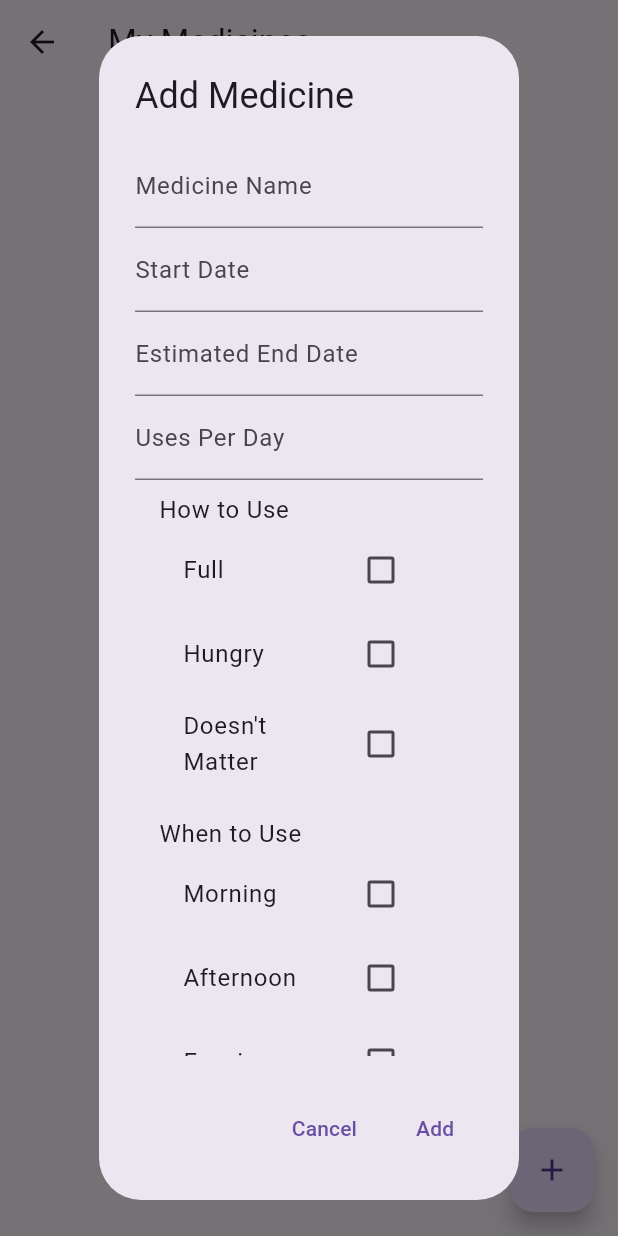
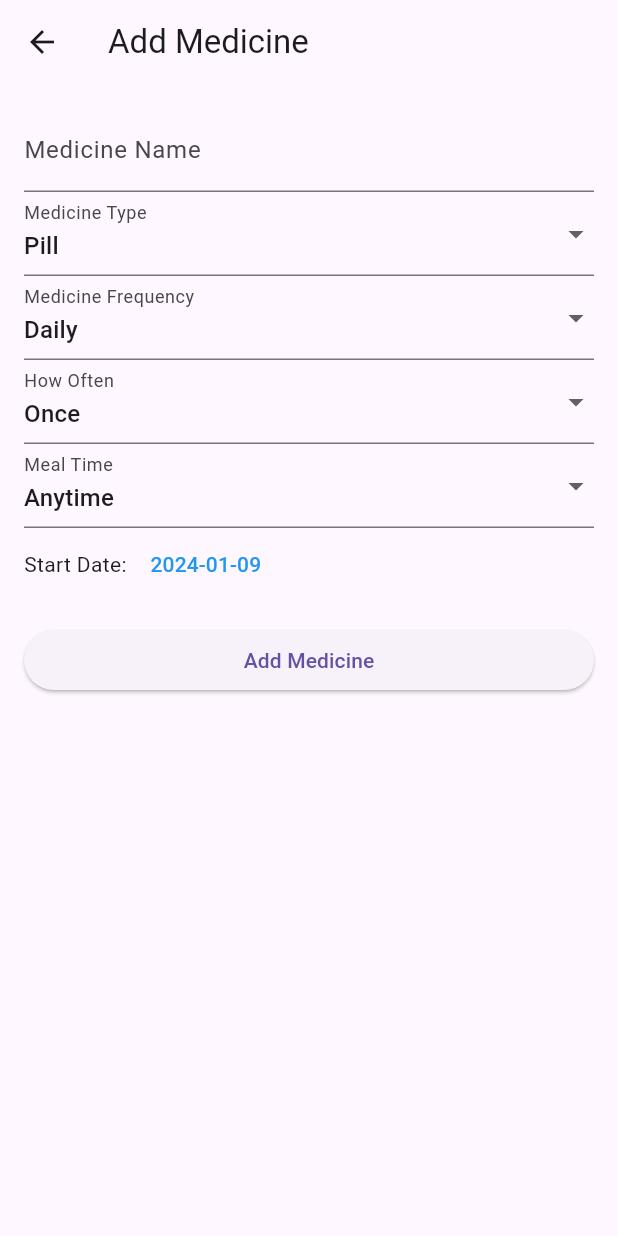
Before and after one commit to AysegulTerzi/medication-assistant, a Flutter app: the MyMedicinesPage screen opened directly, after a tap on the "add" icon, on a phone screen of 412 x 824 dp. Run offline on Flutter 3.47's test engine with Material 3 defaults, Android fonts, the phone set to English and light mode, and no system bars; our stand-ins replace flutter_slidable, font_awesome_flutter, shared_preferences; accounts and stored records are empty.

Commit message:
medicines and dependencies

```diff
--- a/lib/my_medicines.dart
+++ b/lib/my_medicines.dart
@@ -1,22 +1,82 @@
+import 'dart:convert';
 import 'package:flutter/material.dart';
+import 'package:flutter_slidable/flutter_slidable.dart';
 import 'package:shared_preferences/shared_preferences.dart';
+import 'package:intl/intl.dart';
+
+enum MedicineType {
+  Pill,
+  Injection,
+  Liquid,
+  Drop,
+  Powder,
+}
+
+enum MedicineFrequency {
+  Daily,
+  EveryOtherDay,
+  EveryThreeDays,
+}
+
+enum MedicineHowOften {
+  Once,
+  Twice,
+  Thrice,
+}
+
+enum MealTime {
+  BeforeMeal,
+  AfterMeal,
+  Anytime,
+}
 
 class Medicine {
   String name = '';
+  MedicineType type = MedicineType.Pill;
+  MedicineFrequency frequency = MedicineFrequency.Daily;
+  MedicineHowOften howOften = MedicineHowOften.Once;
+  MealTime mealTime = MealTime.Anytime;
   DateTime startDate = DateTime.now();
-  DateTime? estimatedEndDate;
-  int usesPerDay = 1;
-  String howToUse = '';
-  String whenToUse = '';
 
   Medicine({
     required this.name,
+    required this.type,
+    required this.frequency,
+    required this.howOften,
+    required this.mealTime,
     required this.startDate,
-    this.estimatedEndDate,
-    required this.usesPerDay,
-    required this.howToUse,
-    required this.whenToUse,
   });
+
+  // JSON Serialization
+  Map<String, dynamic> toJson() {
+    // Sıfırlanmış DateTime nesnesi oluştur
+    DateTime zeroedDateTime =
+        DateTime(startDate.year, startDate.month, startDate.day);
+
+    return {
+      'name': name,
+      'type': type.index,
+      'frequency': frequency.index,
+      'howOften': howOften.index,
+      'mealTime': mealTime.index,
+      'startDate': DateFormat('yyyy-MM-dd').format(zeroedDateTime),
+    };
+  }
+
+  // JSON Deserialization
+  factory Medicine.fromJson(Map<String, dynamic> json) {
+    return Medicine(
+      name: json['name'] ?? '',
+      type: MedicineType.values[json['type']] ?? MedicineType.Pill,
+      frequency: MedicineFrequency.values[json['frequency']] ??
+          MedicineFrequency.Daily,
+      howOften:
+          MedicineHowOften.values[json['howOften']] ?? MedicineHowOften.Once,
+      mealTime: MealTime.values[json['mealTime']] ?? MealTime.Anytime,
+      startDate:
+          DateTime.parse(json['startDate'] ?? DateTime.now().toIso8601String()),
+    );
+  }
 }
 
 class MyMedicinesPage extends StatefulWidget {
@@ -26,16 +86,7 @@ class MyMedicinesPage extends StatefulWidget {
 
 class _MyMedicinesPageState extends State<MyMedicinesPage> {
   List<Medicine> medicines = [];
-
-  TextEditingController nameController = TextEditingController();
-  TextEditingController startDateController = TextEditingController();
-  TextEditingController estimatedEndDateController = TextEditingController();
-  TextEditingController usesPerDayController = TextEditingController();
-
-  String selectedHowToUse = '';
-  String selectedWhenToUse = '';
-
-  Medicine? selectedMedicine;
+  late SharedPreferences prefs;
 
   @override
   void initState() {
@@ -49,10 +100,7 @@ class _MyMedicinesPageState extends State<MyMedicinesPage> {
       appBar: AppBar(
         title: Text('My Medicines'),
       ),
-      body: Container(
-        margin: EdgeInsets.symmetric(horizontal: 16.0),
-        child: _buildMedicinesList(),
-      ),
+      body: _buildMedicinesList(),
       floatingActionButton: FloatingActionButton(
         onPressed: () {
           _showAddMedicineDialog();
@@ -66,8 +114,11 @@ class _MyMedicinesPageState extends State<MyMedicinesPage> {
     return ListView.builder(
       itemCount: medicines.length,
       itemBuilder: (context, index) {
-        return Card(
-          color: Color.fromARGB(255, 102, 222, 243),
+        return Slidable(
+          actionPane: SlidableDrawerActionPane(),
+          actionExtentRatio: 0.25,
+          child: Card(
+            color: Colors.grey[200],
             child: ListTile(
               onTap: () {
                 _showMedicineDetails(medicines[index]);
@@ -76,184 +127,27 @@ class _MyMedicinesPageState extends State<MyMedicinesPage> {
               subtitle: Column(
                 crossAxisAlignment: CrossAxisAlignment.start,
                 children: [
+                  Text(
+                      'Type: ${medicines[index].type.toString().split('.').last}'),
+                  Text(
+                      'Frequency: ${medicines[index].frequency.toString().split('.').last}'),
+                  Text(
+                      'How Often: ${medicines[index].howOften.toString().split('.').last}'),
+                  Text(
+                      'Meal Time: ${medicines[index].mealTime.toString().split('.').last}'),
                   Text('Start Date: ${medicines[index].startDate.toLocal()}'),
-                Text('How to Use: ${medicines[index].howToUse}'),
-                Text('When to Use: ${medicines[index].whenToUse}'),
-              ],
-            ),
-            trailing: Row(
-              mainAxisSize: MainAxisSize.min,
-              children: [
-                IconButton(
-                  icon: Icon(Icons.delete),
-                  onPressed: () {
-                    _deleteMedicine(index);
-                  },
-                ),
                 ],
               ),
             ),
-        );
+          ),
+          secondaryActions: [
+            IconSlideAction(
+              caption: 'Delete',
+              color: Colors.red,
+              icon: Icons.delete,
+              onTap: () {
+                _deleteMedicine(index);
               },
-    );
-  }
-
-  void _showAddMedicineDialog() {
-    showDialog(
-      context: context,
-      builder: (context) {
-        return AlertDialog(
-          title: Text('Add Medicine'),
-          content: SingleChildScrollView(
-            child: Column(
-              children: [
-                TextField(
-                  controller: nameController,
-                  decoration: InputDecoration(labelText: 'Medicine Name'),
-                ),
-                TextField(
-                  controller: startDateController,
-                  decoration: InputDecoration(labelText: 'Start Date'),
-                  onTap: () async {
-                    DateTime? pickedDate = await showDatePicker(
-                      context: context,
-                      initialDate: DateTime.now(),
-                      firstDate: DateTime.now(),
-                      lastDate: DateTime(2101),
-                    );
-
-                    if (pickedDate != null && pickedDate != DateTime.now()) {
-                      setState(() {
-                        startDateController.text = pickedDate.toString();
-                      });
-                    }
-                  },
-                ),
-                TextField(
-                  controller: estimatedEndDateController,
-                  decoration: InputDecoration(labelText: 'Estimated End Date'),
-                  onTap: () async {
-                    DateTime? pickedDate = await showDatePicker(
-                      context: context,
-                      initialDate: DateTime.now(),
-                      firstDate: DateTime.now(),
-                      lastDate: DateTime(2101),
-                    );
-
-                    if (pickedDate != null && pickedDate != DateTime.now()) {
-                      setState(() {
-                        estimatedEndDateController.text = pickedDate.toString();
-                      });
-                    }
-                  },
-                ),
-                TextField(
-                  controller: usesPerDayController,
-                  keyboardType: TextInputType.number,
-                  decoration: InputDecoration(labelText: 'Uses Per Day'),
-                ),
-                ListTile(
-                  title: Text('How to Use'),
-                  subtitle: Column(
-                    children: [
-                      CheckboxListTile(
-                        title: Text('Full'),
-                        value: selectedHowToUse == 'Full',
-                        onChanged: (bool? value) {
-                          setState(() {
-                            selectedHowToUse = value! ? 'Full' : '';
-                          });
-                        },
-                      ),
-                      CheckboxListTile(
-                        title: Text('Hungry'),
-                        value: selectedHowToUse == 'Hungry',
-                        onChanged: (bool? value) {
-                          setState(() {
-                            selectedHowToUse = value! ? 'Hungry' : '';
-                          });
-                        },
-                      ),
-                      CheckboxListTile(
-                        title: Text("Doesn't Matter"),
-                        value: selectedHowToUse == "Doesn't Matter",
-                        onChanged: (bool? value) {
-                          setState(() {
-                            selectedHowToUse = value! ? "Doesn't Matter" : '';
-                          });
-                        },
-                      ),
-                    ],
-                  ),
-                ),
-                ListTile(
-                  title: Text('When to Use'),
-                  subtitle: Column(
-                    children: [
-                      CheckboxListTile(
-                        title: Text('Morning'),
-                        value: selectedWhenToUse == 'Morning',
-                        onChanged: (bool? value) {
-                          setState(() {
-                            selectedWhenToUse = value! ? 'Morning' : '';
-                          });
-                        },
-                      ),
-                      CheckboxListTile(
-                        title: Text('Afternoon'),
-                        value: selectedWhenToUse == 'Afternoon',
-                        onChanged: (bool? value) {
-                          setState(() {
-                            selectedWhenToUse = value! ? 'Afternoon' : '';
-                          });
-                        },
-                      ),
-                      CheckboxListTile(
-                        title: Text('Evening'),
-                        value: selectedWhenToUse == 'Evening',
-                        onChanged: (bool? value) {
-                          setState(() {
-                            selectedWhenToUse = value! ? 'Evening' : '';
-                          });
-                        },
-                      ),
-                      CheckboxListTile(
-                        title: Text('Night'),
-                        value: selectedWhenToUse == 'Night',
-                        onChanged: (bool? value) {
-                          setState(() {
-                            selectedWhenToUse = value! ? 'Night' : '';
-                          });
-                        },
-                      ),
-                      CheckboxListTile(
-                        title: Text("Doesn't Matter"),
-                        value: selectedWhenToUse == "Doesn't Matter",
-                        onChanged: (bool? value) {
-                          setState(() {
-                            selectedWhenToUse = value! ? "Doesn't Matter" : '';
-                          });
-                        },
-                      ),
-                    ],
-                  ),
-                ),
-              ],
-            ),
-          ),
-          actions: [
-            TextButton(
-              onPressed: () {
-                Navigator.pop(context);
-              },
-              child: Text('Cancel'),
-            ),
-            TextButton(
-              onPressed: () {
-                _addMedicine();
-                Navigator.pop(context);
-              },
-              child: Text('Add'),
             ),
           ],
         );
@@ -261,29 +155,29 @@ class _MyMedicinesPageState extends State<MyMedicinesPage> {
     );
   }
 
-  void _addMedicine() {
-    Medicine newMedicine = Medicine(
-      name: nameController.text,
-      startDate: DateTime.parse(startDateController.text),
-      estimatedEndDate: estimatedEndDateController.text.isNotEmpty
-          ? DateTime.parse(estimatedEndDateController.text)
-          : null,
-      usesPerDay: int.tryParse(usesPerDayController.text) ?? 1,
-      howToUse: selectedHowToUse,
-      whenToUse: selectedWhenToUse,
+  void _showAddMedicineDialog() {
+    Navigator.push(
+      context,
+      MaterialPageRoute(
+        builder: (context) => MedicineDetailsPage(
+          onDetailsSubmitted: (newMedicine) {
+            _addMedicine(newMedicine);
+          },
+        ),
+      ),
     );
+  }
 
+  void _addMedicine(Medicine newMedicine) {
     setState(() {
       medicines.add(newMedicine);
-      selectedHowToUse = '';
-      selectedWhenToUse = '';
-      _clearControllers();
+    });
+
+    // SharedPreferences ile ilaçları kaydetme
     _saveMedicines();
-    });
   }
 
   void _showMedicineDetails(Medicine medicine) {
-    selectedMedicine = medicine;
     showDialog(
       context: context,
       builder: (context) {
@@ -293,11 +187,14 @@ class _MyMedicinesPageState extends State<MyMedicinesPage> {
             crossAxisAlignment: CrossAxisAlignment.start,
             children: [
               Text('Name: ${medicine.name}'),
+              Text('Type: ${medicine.type.toString().split('.').last}'),
+              Text(
+                  'Frequency: ${medicine.frequency.toString().split('.').last}'),
+              Text(
+                  'How Often: ${medicine.howOften.toString().split('.').last}'),
+              Text(
+                  'Meal Time: ${medicine.mealTime.toString().split('.').last}'),
               Text('Start Date: ${medicine.startDate.toLocal()}'),
-              Text('Estimated End Date: ${medicine.estimatedEndDate?.toLocal() ?? 'Not specified'}'),
-              Text('Uses Per Day: ${medicine.usesPerDay}'),
-              Text('How to Use: ${medicine.howToUse}'),
-              Text('When to Use: ${medicine.whenToUse}'),
             ],
           ),
           actions: [
@@ -313,45 +210,187 @@ class _MyMedicinesPageState extends State<MyMedicinesPage> {
     );
   }
 
+  // SharedPreferences'ten ilaçları yükleme
+  void _loadMedicines() async {
+    prefs = await SharedPreferences.getInstance();
+    List<String>? medicineStrings = prefs.getStringList('medicinesKey');
+    if (medicineStrings != null) {
+      setState(() {
+        medicines = medicineStrings
+            .map((jsonString) => Medicine.fromJson(json.decode(jsonString)))
+            .toList();
+      });
+    }
+  }
+
+  // SharedPreferences'e ilaçları kaydetme
+  void _saveMedicines() {
+    List<String> medicineStrings =
+        medicines.map((medicine) => json.encode(medicine.toJson())).toList();
+    prefs.setStringList('medicinesKey', medicineStrings);
+  }
+
+  // İlaç silme işlemi
   void _deleteMedicine(int index) {
     setState(() {
       medicines.removeAt(index);
+    });
+
+    // SharedPreferences ile güncel ilaçları kaydetme
     _saveMedicines();
+  }
+}
+
+class MedicineDetailsPage extends StatefulWidget {
+  final Function(Medicine) onDetailsSubmitted;
+
+  MedicineDetailsPage({required this.onDetailsSubmitted});
+
+  @override
+  _MedicineDetailsPageState createState() => _MedicineDetailsPageState();
+}
+
+class _MedicineDetailsPageState extends State<MedicineDetailsPage> {
+  late String medicineName;
+  late MedicineType selectedType;
+  late MedicineFrequency selectedFrequency;
+  late MedicineHowOften selectedHowOften;
+  late MealTime selectedMealTime;
+  late DateTime selectedStartDate;
+
+  @override
+  void initState() {
+    super.initState();
+    medicineName = '';
+    selectedType = MedicineType.Pill;
+    selectedFrequency = MedicineFrequency.Daily;
+    selectedHowOften = MedicineHowOften.Once;
+    selectedMealTime = MealTime.Anytime;
+    selectedStartDate = DateTime.now();
+  }
+
+  @override
+  Widget build(BuildContext context) {
+    return Scaffold(
+      appBar: AppBar(
+        title: Text('Add Medicine'),
+      ),
+      body: Padding(
+        padding: const EdgeInsets.all(16.0),
+        child: Column(
+          crossAxisAlignment: CrossAxisAlignment.stretch,
+          children: [
+            TextField(
+              onChanged: (value) {
+                setState(() {
+                  medicineName = value;
+                });
+              },
+              decoration: InputDecoration(labelText: 'Medicine Name'),
+            ),
+            DropdownButtonFormField<MedicineType>(
+              value: selectedType,
+              onChanged: (value) {
+                setState(() {
+                  selectedType = value!;
+                });
+              },
+              items: MedicineType.values.map((type) {
+                return DropdownMenuItem(
+                  value: type,
+                  child: Text(type.toString().split('.').last),
+                );
+              }).toList(),
+              decoration: InputDecoration(labelText: 'Medicine Type'),
+            ),
+            DropdownButtonFormField<MedicineFrequency>(
+              value: selectedFrequency,
+              onChanged: (value) {
+                setState(() {
+                  selectedFrequency = value!;
+                });
+              },
+              items: MedicineFrequency.values.map((frequency) {
+                return DropdownMenuItem(
+                  value: frequency,
+                  child: Text(frequency.toString().split('.').last),
+                );
+              }).toList(),
+              decoration: InputDecoration(labelText: 'Medicine Frequency'),
+            ),
+            DropdownButtonFormField<MedicineHowOften>(
+              value: selectedHowOften,
+              onChanged: (value) {
+                setState(() {
+                  selectedHowOften = value!;
+                });
+              },
+              items: MedicineHowOften.values.map((howOften) {
+                return DropdownMenuItem(
+                  value: howOften,
+                  child: Text(howOften.toString().split('.').last),
+                );
+              }).toList(),
+              decoration: InputDecoration(labelText: 'How Often'),
+            ),
+            DropdownButtonFormField<MealTime>(
+              value: selectedMealTime,
+              onChanged: (value) {
+                setState(() {
+                  selectedMealTime = value!;
+                });
+              },
+              items: MealTime.values.map((mealTime) {
+                return DropdownMenuItem(
+                  value: mealTime,
+                  child: Text(mealTime.toString().split('.').last),
+                );
+              }).toList(),
+              decoration: InputDecoration(labelText: 'Meal Time'),
+            ),
+            Row(
+              children: [
+                Text('Start Date: '),
+                TextButton(
+                  onPressed: () async {
+                    DateTime? pickedDate = await showDatePicker(
+                      context: context,
+                      initialDate: selectedStartDate,
+                      firstDate: DateTime(2000),
+                      lastDate: DateTime(2101),
+                    );
+                    if (pickedDate != null && pickedDate != selectedStartDate) {
+                      setState(() {
+                        selectedStartDate = pickedDate;
                       });
                     }
-
-  void _clearControllers() {
-    nameController.clear();
-    startDateController.clear();
-    estimatedEndDateController.clear();
-    usesPerDayController.clear();
-  }
-
-  void _saveMedicines() async {
-    SharedPreferences prefs = await SharedPreferences.getInstance();
-    List<String> medicineList = medicines.map((med) => med.toString()).toList();
-    prefs.setStringList('medicines', medicineList);
-  }
-
-  void _loadMedicines() async {
-    SharedPreferences prefs = await SharedPreferences.getInstance();
-    List<String>? medicineList = prefs.getStringList('medicines');
-    if (medicineList != null) {
-      List<Medicine> loadedMedicines = medicineList.map((medStr) {
-        List<String> medProps = medStr.split(',');
-        return Medicine(
-          name: medProps[0],
-          startDate: DateTime.parse(medProps[1]),
-          estimatedEndDate: medProps[2].isEmpty ? null : DateTime.parse(medProps[2]),
-          usesPerDay: int.parse(medProps[3]),
-          howToUse: medProps[4],
-          whenToUse: medProps[5],
+                  },
+                  child: Text(
+                    '${selectedStartDate.toLocal()}'.split(' ')[0],
+                    style: TextStyle(color: Colors.blue),
+                  ),
+                ),
+              ],
+            ),
+            SizedBox(height: 16.0),
+            ElevatedButton(
+              onPressed: () {
+                final newMedicine = Medicine(
+                  name: medicineName,
+                  type: selectedType,
+                  frequency: selectedFrequency,
+                  howOften: selectedHowOften,
+                  mealTime: selectedMealTime,
+                  startDate: selectedStartDate,
                 );
-      }).toList();
-
-      setState(() {
-        medicines = loadedMedicines;
-      });
+                widget.onDetailsSubmitted(newMedicine);
+                Navigator.pop(context);
+              },
+              child: Text('Add Medicine'),
+            ),
+          ],
+        ),
+      ),
+    );
   }
 }
-}
--- a/pubspec.yaml
+++ b/pubspec.yaml
@@ -29,13 +29,12 @@ environment:
 # versions available, run `flutter pub outdated`.
 dependencies:
   shared_preferences: ^2.0.10
+  flutter_slidable: ^0.6.0
 
   flutter:
     sdk: flutter
   provider: ^6.1.1
   font_awesome_flutter: ^9.2.0
-
-
 
 
 
```
Also changed, not shown: pubspec.lock. Lines whose indentation alone changed are shown as unchanged.
